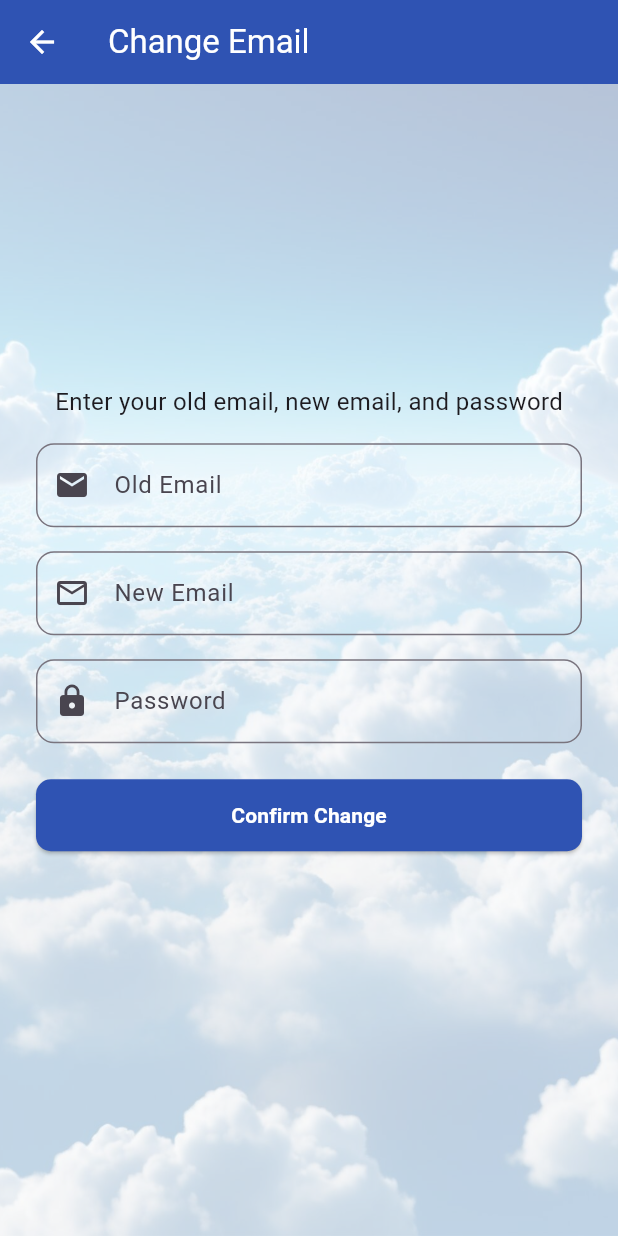
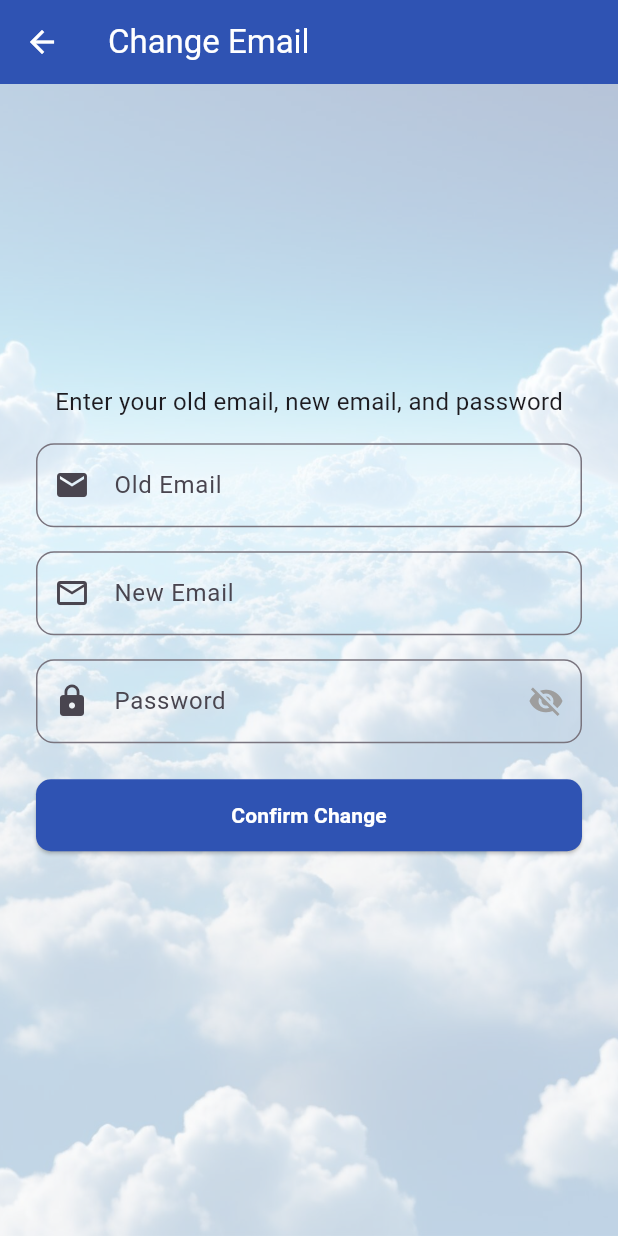
Before and after one commit to Zaki4436/my_diary, a Flutter app: the EmailChangePage screen opened by its route, on a phone screen of 412 x 824 dp. Run offline on Flutter 3.47's test engine with Material 3 defaults, Android fonts, the light colour scheme and no system bars; our stand-ins replace cloud_firestore, firebase_auth, firebase_core, shared_preferences; accounts and stored records are empty.

Commit message:
add eye icon

```diff
--- a/lib/email_change.dart
+++ b/lib/email_change.dart
@@ -15,6 +15,8 @@ class _EmailChangePageState extends State<EmailChangePage> {
   final _passwordController = TextEditingController();
   String? _emailError;
   String? _successMsg;
+
+  bool _obscurePassword = true;
 
   Future<void> _changeEmail() async {
     final prefs = await SharedPreferences.getInstance();
@@ -51,11 +53,9 @@ class _EmailChangePageState extends State<EmailChangePage> {
     }
 
     try {
-      // Re-authenticate user
       final cred = EmailAuthProvider.credential(email: oldEmail, password: password);
       await currentUser?.reauthenticateWithCredential(cred);
 
-      // Send verification before updating email
       await currentUser?.verifyBeforeUpdateEmail(newEmail);
 
       setState(() {
@@ -145,12 +145,25 @@ class _EmailChangePageState extends State<EmailChangePage> {
                   SizedBox(height: 16),
                   TextField(
                     controller: _passwordController,
-                    obscureText: true,
+                    obscureText: _obscurePassword,
                     decoration: InputDecoration(
                       labelText: 'Password',
                       prefixIcon: Icon(Icons.lock),
                       border: OutlineInputBorder(
                           borderRadius: BorderRadius.circular(12)),
+                      suffixIcon: IconButton(
+                        icon: Icon(
+                          _obscurePassword
+                              ? Icons.visibility_off
+                              : Icons.visibility,
+                          color: Colors.grey,
+                        ),
+                        onPressed: () {
+                          setState(() {
+                            _obscurePassword = !_obscurePassword;
+                          });
+                        },
+                      ),
                     ),
                   ),
                   SizedBox(height: 24),
```
